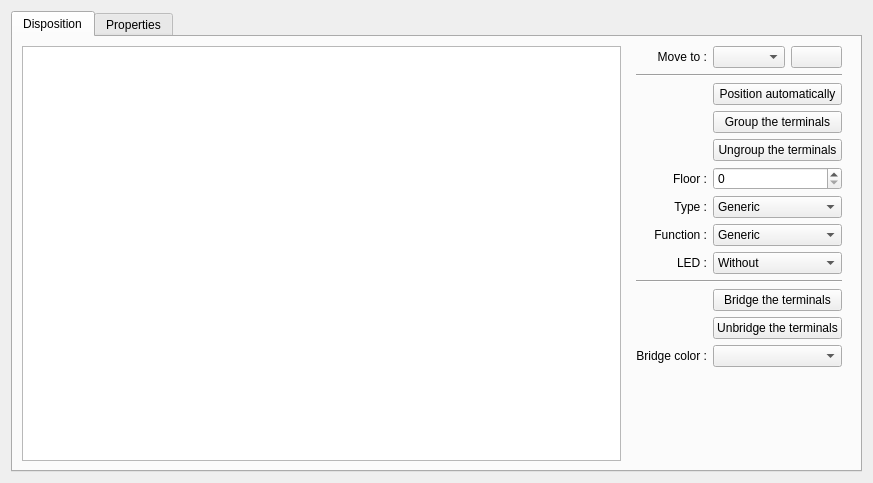
Old version of the form sources/TerminalStrip/ui/terminalstripeditor.ui in the repository EmilOsvoll/qelectrotech-source-mirror.
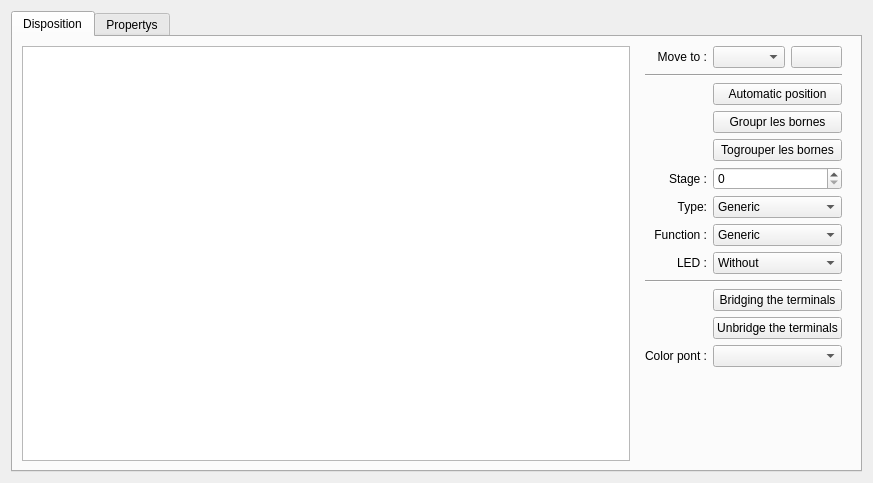
New version of the form. Icons and pictures are not drawn. Custom widgets are drawn as their Qt base class.

Diff of the .ui file:
```diff
--- a/sources/TerminalStrip/ui/terminalstripeditor.ui
+++ b/sources/TerminalStrip/ui/terminalstripeditor.ui
@@ -74,7 +74,7 @@
           <item row="5" column="0">
            <widget class="QLabel" name="label_6">
             <property name="text">
-             <string>Floor :</string>
+             <string>Stage :</string>
             </property>
             <property name="alignment">
              <set>Qt::AlignRight|Qt::AlignTrailing|Qt::AlignVCenter</set>
@@ -84,7 +84,7 @@
           <item row="6" column="0">
            <widget class="QLabel" name="label_7">
             <property name="text">
-             <string>Type :</string>
+             <string>Type:</string>
             </property>
             <property name="alignment">
              <set>Qt::AlignRight|Qt::AlignTrailing|Qt::AlignVCenter</set>
@@ -94,7 +94,7 @@
           <item row="12" column="0">
            <widget class="QLabel" name="label_10">
             <property name="text">
-             <string>Bridge color :</string>
+             <string>Color pont :</string>
             </property>
             <property name="alignment">
              <set>Qt::AlignRight|Qt::AlignTrailing|Qt::AlignVCenter</set>
@@ -216,28 +216,28 @@
           <item row="2" column="1" colspan="2">
            <widget class="QPushButton" name="m_auto_ordering_pb">
             <property name="text">
-             <string>Position automatically</string>
+             <string>Automatic position</string>
             </property>
            </widget>
           </item>
           <item row="3" column="1" colspan="2">
            <widget class="QPushButton" name="m_group_terminals_pb">
             <property name="text">
-             <string>Group the terminals</string>
+             <string>Groupr les bornes</string>
             </property>
            </widget>
           </item>
           <item row="4" column="1" colspan="2">
            <widget class="QPushButton" name="m_ungroup_pb">
             <property name="text">
-             <string>Ungroup the terminals</string>
+             <string>Togrouper les bornes</string>
             </property>
            </widget>
           </item>
           <item row="10" column="1" colspan="2">
            <widget class="QPushButton" name="m_bridge_terminals_pb">
             <property name="text">
-             <string>Bridge the terminals</string>
+             <string>Bridging the terminals</string>
             </property>
            </widget>
           </item>
@@ -255,7 +255,7 @@
      </widget>
      <widget class="QWidget" name="m_data_tab">
       <attribute name="title">
-       <string>Properties</string>
+       <string>Propertys</string>
       </attribute>
       <layout class="QGridLayout" name="gridLayout">
        <item row="2" column="0">
```
Left out of the diff: 10 changed lines with no effect on the pictures.
